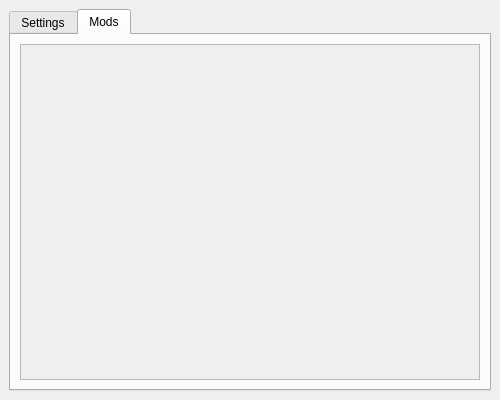
This is UI/InstanceWindow.ui in OpenMineMods/OpenMineMods as Qt 5 draws it before an edit. The edited form follows.
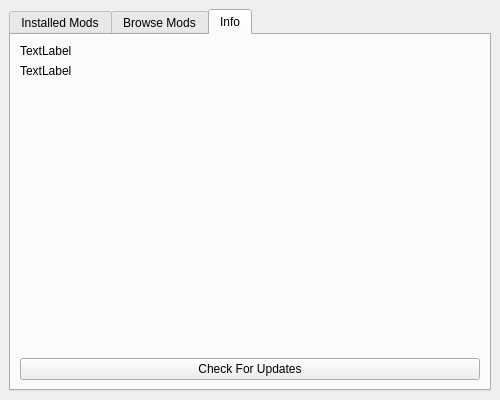
This is the edited form. The open tabs and pages were chosen to show the change.

Diff of the .ui file:
```diff
--- a/UI/InstanceWindow.ui
+++ b/UI/InstanceWindow.ui
@@ -23,14 +23,9 @@
       <property name="currentIndex">
        <number>0</number>
       </property>
-      <widget class="QWidget" name="tab_settings">
-       <attribute name="title">
-        <string>Settings</string>
-       </attribute>
-      </widget>
       <widget class="QWidget" name="tab_mods">
        <attribute name="title">
-        <string>Mods</string>
+        <string>Installed Mods</string>
        </attribute>
        <layout class="QVBoxLayout" name="verticalLayout_2">
         <item>
@@ -64,6 +59,83 @@
         </item>
        </layout>
       </widget>
+      <widget class="QWidget" name="tab">
+       <attribute name="title">
+        <string>Browse Mods</string>
+       </attribute>
+       <layout class="QVBoxLayout" name="verticalLayout_3">
+        <item>
+         <widget class="QScrollArea" name="browse_scroll">
+          <property name="widgetResizable">
+           <bool>true</bool>
+          </property>
+          <property name="alignment">
+           <set>Qt::AlignLeading|Qt::AlignLeft|Qt::AlignTop</set>
+          </property>
+          <widget class="QWidget" name="fjhgdsf_3">
+           <property name="geometry">
+            <rect>
+             <x>0</x>
+             <y>0</y>
+             <width>458</width>
+             <height>301</height>
+            </rect>
+           </property>
+           <layout class="QVBoxLayout" name="verticalLayout_6">
+            <item>
+             <layout class="QVBoxLayout" name="browse_box">
+              <property name="sizeConstraint">
+               <enum>QLayout::SetNoConstraint</enum>
+              </property>
+             </layout>
+            </item>
+           </layout>
+          </widget>
+         </widget>
+        </item>
+       </layout>
+      </widget>
+      <widget class="QWidget" name="tab_info">
+       <attribute name="title">
+        <string>Info</string>
+       </attribute>
+       <layout class="QVBoxLayout" name="verticalLayout_8">
+        <item>
+         <widget class="QLabel" name="pack_version">
+          <property name="text">
+           <string>TextLabel</string>
+          </property>
+         </widget>
+        </item>
+        <item>
+         <widget class="QLabel" name="pack_pack">
+          <property name="text">
+           <string>TextLabel</string>
+          </property>
+         </widget>
+        </item>
+        <item>
+         <spacer name="verticalSpacer">
+          <property name="orientation">
+           <enum>Qt::Vertical</enum>
+          </property>
+          <property name="sizeHint" stdset="0">
+           <size>
+            <width>20</width>
+            <height>40</height>
+           </size>
+          </property>
+         </spacer>
+        </item>
+        <item>
+         <widget class="QPushButton" name="pack_update">
+          <property name="text">
+           <string>Check For Updates</string>
+          </property>
+         </widget>
+        </item>
+       </layout>
+      </widget>
      </widget>
     </item>
    </layout>
```
